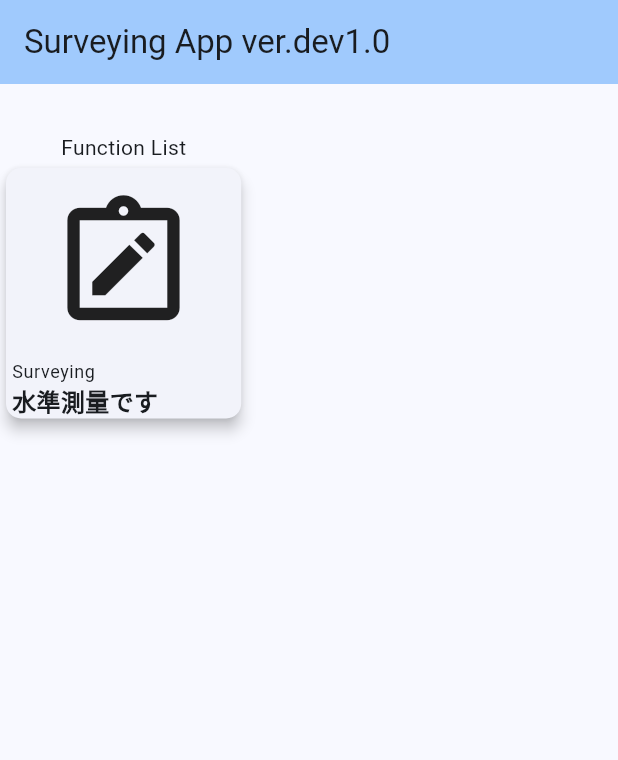
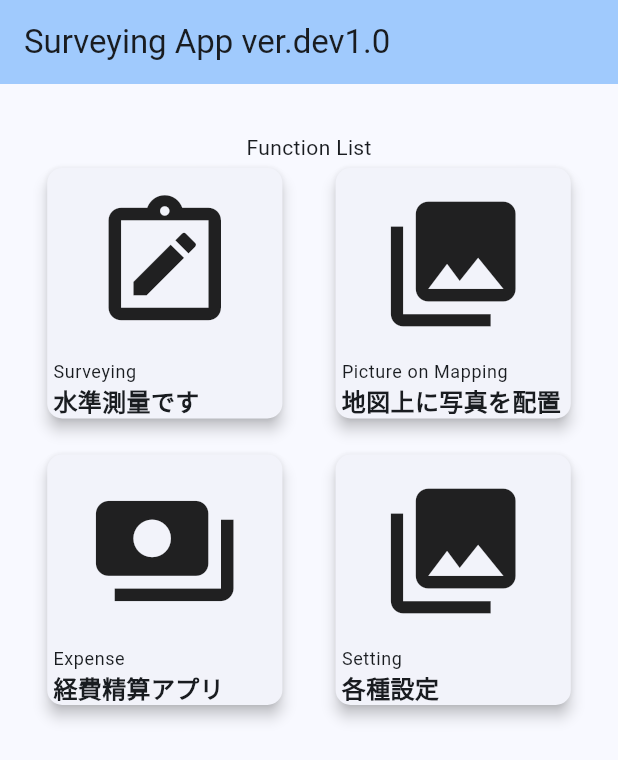
Before and after one commit to snrnapa/surveying_flutter, a Flutter app: the screen it shows after launch, on a phone screen of 412 x 824 dp. Shown: the top 760 px of the screen. Run offline on Flutter 3.47's test engine with Material 3 defaults, Android fonts, the phone set to English and light mode, and no system bars; our stand-ins replace sqflite; accounts and stored records are empty.

Commit message:
mainMenu画面の体裁を整えた

```diff
--- a/lib/main.dart
+++ b/lib/main.dart
@@ -46,16 +46,15 @@ class _MyHomePageState extends State<MyHomePage> {
       resizeToAvoidBottomInset: false,
       body: SingleChildScrollView(
         child: Column(
+          mainAxisAlignment: MainAxisAlignment.spaceEvenly,
           children: <Widget>[
             Container(
               padding: EdgeInsets.only(top: 32),
               child: Text('Function List'),
             ),
-            Column(
-              crossAxisAlignment: CrossAxisAlignment.start,
-
-              // mainAxisAlignment: MainAxisAlignment.spaceEvenly,
-              children: <Widget>[
+            Row(
+              mainAxisAlignment: MainAxisAlignment.spaceEvenly,
+              children: [
                 ConstrainedBox(
                   constraints: BoxConstraints(
                     maxWidth:
@@ -69,7 +68,7 @@ class _MyHomePageState extends State<MyHomePage> {
                             builder: (context) => SurveyingList()),
                       );
                     },
-                    child: MenuCardTemplate(
+                    child: const MenuCardTemplate(
                         icon: Icon(
                           Icons.note_alt_outlined,
                           size: 100,
@@ -78,21 +77,80 @@ class _MyHomePageState extends State<MyHomePage> {
                         explain: '水準測量です'),
                   ),
                 ),
-
-                // ElevatedButton.icon(
-                //   label: Text('Expenses'),
-                //   onPressed: () {},
-                //   icon: Icon(Icons.payment),
-                // ),
-                // ElevatedButton.icon(
-                //   label: Text('Setting'),
-                //   onPressed: () {},
-                //   icon: Icon(Icons.settings),
-                // ),
-                // Container(
-                //   width: double.infinity,
-                //   child: TextField(),
-                // )
+                ConstrainedBox(
+                  constraints: BoxConstraints(
+                    maxWidth:
+                        MediaQuery.of(context).size.width * 0.4, // カードの横幅（最大値）
+                  ),
+                  child: GestureDetector(
+                    onTap: () {
+                      Navigator.push(
+                        context,
+                        MaterialPageRoute(
+                            builder: (context) => SurveyingList()),
+                      );
+                    },
+                    child: const MenuCardTemplate(
+                        icon: Icon(
+                          Icons.collections,
+                          size: 100,
+                        ),
+                        mainTitle: 'Picture on Mapping',
+                        explain: '地図上に写真を配置'),
+                  ),
+                ),
+              ],
+            ),
+            SizedBox(
+              height: 16,
+            ),
+            Row(
+              mainAxisAlignment: MainAxisAlignment.spaceEvenly,
+              children: [
+                ConstrainedBox(
+                  constraints: BoxConstraints(
+                    maxWidth:
+                        MediaQuery.of(context).size.width * 0.4, // カードの横幅（最大値）
+                  ),
+                  child: GestureDetector(
+                    onTap: () {
+                      Navigator.push(
+                        context,
+                        MaterialPageRoute(
+                            builder: (context) => SurveyingList()),
+                      );
+                    },
+                    child: const MenuCardTemplate(
+                        icon: Icon(
+                          Icons.payments,
+                          size: 100,
+                        ),
+                        mainTitle: 'Expense',
+                        explain: '経費精算アプリ'),
+                  ),
+                ),
+                ConstrainedBox(
+                  constraints: BoxConstraints(
+                    maxWidth:
+                        MediaQuery.of(context).size.width * 0.4, // カードの横幅（最大値）
+                  ),
+                  child: GestureDetector(
+                    onTap: () {
+                      Navigator.push(
+                        context,
+                        MaterialPageRoute(
+                            builder: (context) => SurveyingList()),
+                      );
+                    },
+                    child: const MenuCardTemplate(
+                        icon: Icon(
+                          Icons.collections,
+                          size: 100,
+                        ),
+                        mainTitle: 'Setting',
+                        explain: '各種設定'),
+                  ),
+                ),
               ],
             )
           ],
```
